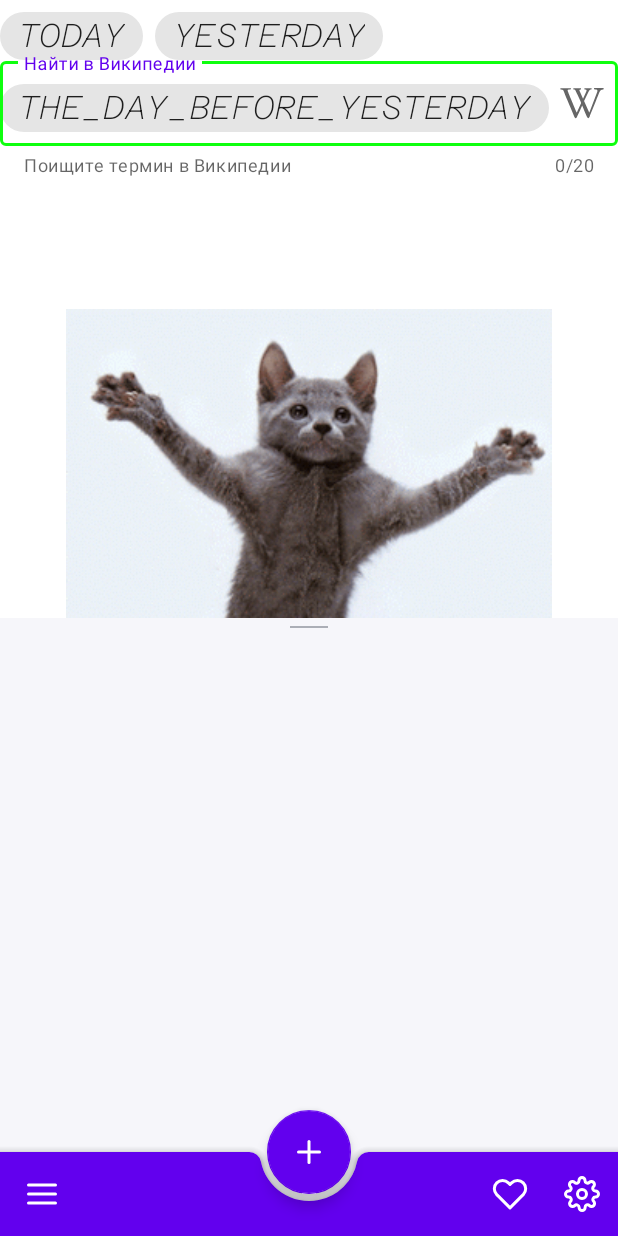
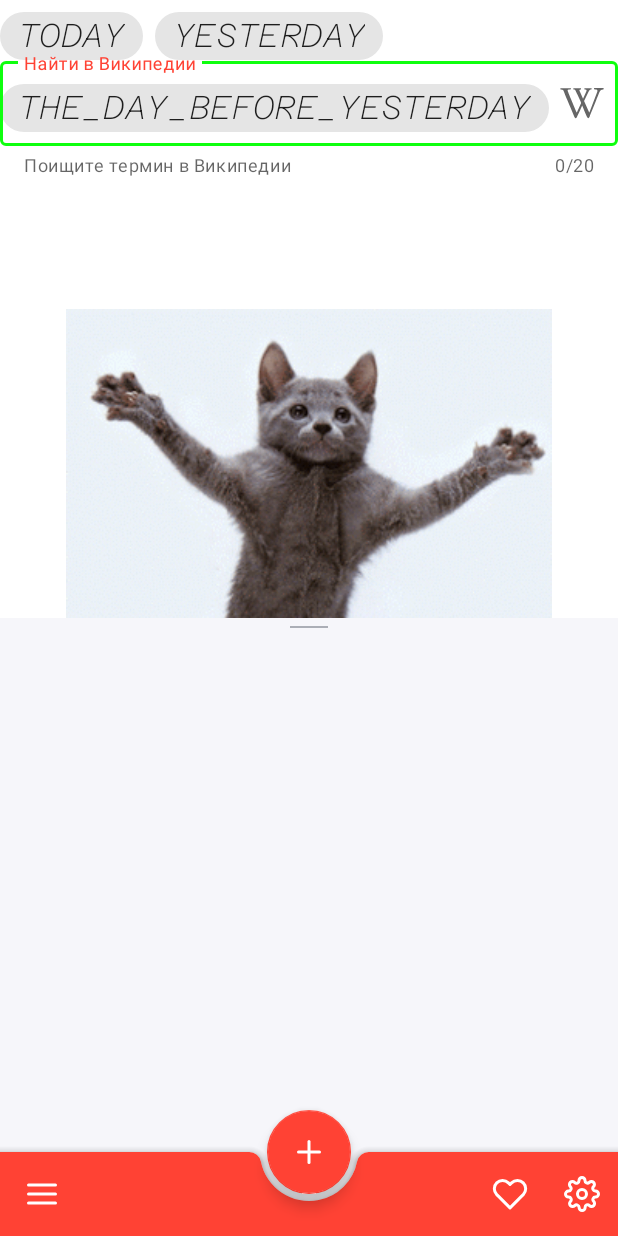
Before and after one commit to EgorKisel/MaterialDesign12, an Android app: the screen it shows after launch (MainActivity), on a phone screen of 412 x 824 dp. Run offline under Robolectric (Android 15) with nearby library versions, the phone set to English and light mode, and no system bars; pictures from the network do not load.

Commit message:
HW2 | от ошибки "Error inflating class com.google.android.material.textfield.TextInputLayout" избавился. По чипам теперь выдает картинку сегодняшнего дня с описанием и вчерашнего. Исправил изменение тем, но пока без SharedPreferances

```diff
--- a/app/src/main/java/com/example/materialdesign/utils/Parameters.kt
+++ b/app/src/main/java/com/example/materialdesign/utils/Parameters.kt
@@ -4,7 +4,7 @@ import com.example.materialdesign.R
 
 class Parameters {
     var resetFragment: Boolean = false
-    var theme: Int = R.style.Theme_MaterialDesign
+    var theme: Int = R.style.MyRedTheme
 
     companion object{
         @Volatile
--- a/app/src/main/java/com/example/materialdesign/view/MainActivity.kt
+++ b/app/src/main/java/com/example/materialdesign/view/MainActivity.kt
@@ -16,7 +16,7 @@ const val KEY_THEME_RED = 3
 class MainActivity : AppCompatActivity() {
     override fun onCreate(savedInstanceState: Bundle?) {
         super.onCreate(savedInstanceState)
-        setTheme(getThemePrefs())
+        setTheme(Parameters.getInstance().theme)
         setContentView(R.layout.activity_main)
         if (savedInstanceState==null){
             supportFragmentManager.beginTransaction()
@@ -24,7 +24,7 @@ class MainActivity : AppCompatActivity() {
                 .commit()
         }
     }
-    private fun getThemePrefs(): Int {
+    private fun getThemePreference(): Int {
         return when (getSharedPreferences(KEY_SETTINGS, MODE_PRIVATE).getInt(
             KEY_THEME,
             KEY_THEME_TEAL
--- /dev/null
+++ b/app/src/main/res/drawable/ic_baseline_settings_backup_restore_24.xml
@@ -0,0 +1,5 @@
+<vector android:height="24dp" android:tint="#000000"
+    android:viewportHeight="24" android:viewportWidth="24"
+    android:width="24dp" xmlns:android="http://schemas.android.com/apk/res/android">
+    <path android:fillColor="@android:color/white" android:pathData="M14,12c0,-1.1 -0.9,-2 -2,-2s-2,0.9 -2,2 0.9,2 2,2 2,-0.9 2,-2zM12,3c-4.97,0 -9,4.03 -9,9L0,12l4,4 4,-4L5,12c0,-3.87 3.13,-7 7,-7s7,3.13 7,7 -3.13,7 -7,7c-1.51,0 -2.91,-0.49 -4.06,-1.3l-1.42,1.44C8.04,20.3 9.94,21 12,21c4.97,0 9,-4.03 9,-9s-4.03,-9 -9,-9z"/>
+</vector>
--- a/app/src/main/res/values/themes.xml
+++ b/app/src/main/res/values/themes.xml
@@ -32,15 +32,15 @@
 
 
 
-    <style name="MyRedTheme" parent="Theme.MaterialComponents.DayNight.NoActionBar">
+    <style name="MyRedTheme" parent="Theme.MaterialDesign">
         <item name="superColor">@color/red</item>
     </style>
 
-    <style name="MyPinkTheme" parent="Theme.MaterialComponents.DayNight.NoActionBar">
+    <style name="MyPinkTheme" parent="Theme.MaterialDesign">
         <item name="superColor">@color/pink</item>
     </style>
 
-    <style name="MyGreenTheme" parent="Theme.MaterialComponents.DayNight.NoActionBar">
+    <style name="MyGreenTheme" parent="Theme.MaterialDesign">
         <item name="superColor">@color/green</item>
     </style>
 
```
Also changed, not shown: app/src/main/java/com/example/materialdesign/view/settings/SettingsFragment.kt (+0 -16 lines), app/src/main/res/layout/fragment_settings.xml (+17 -2 lines).
